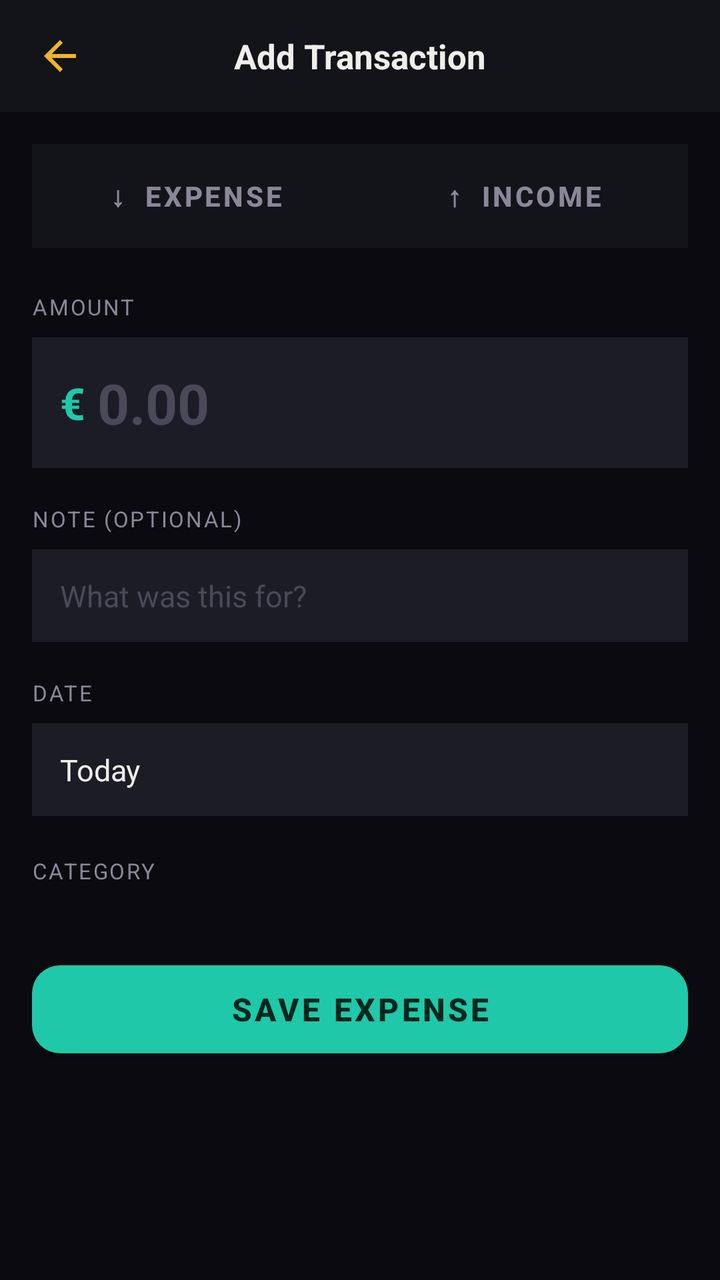
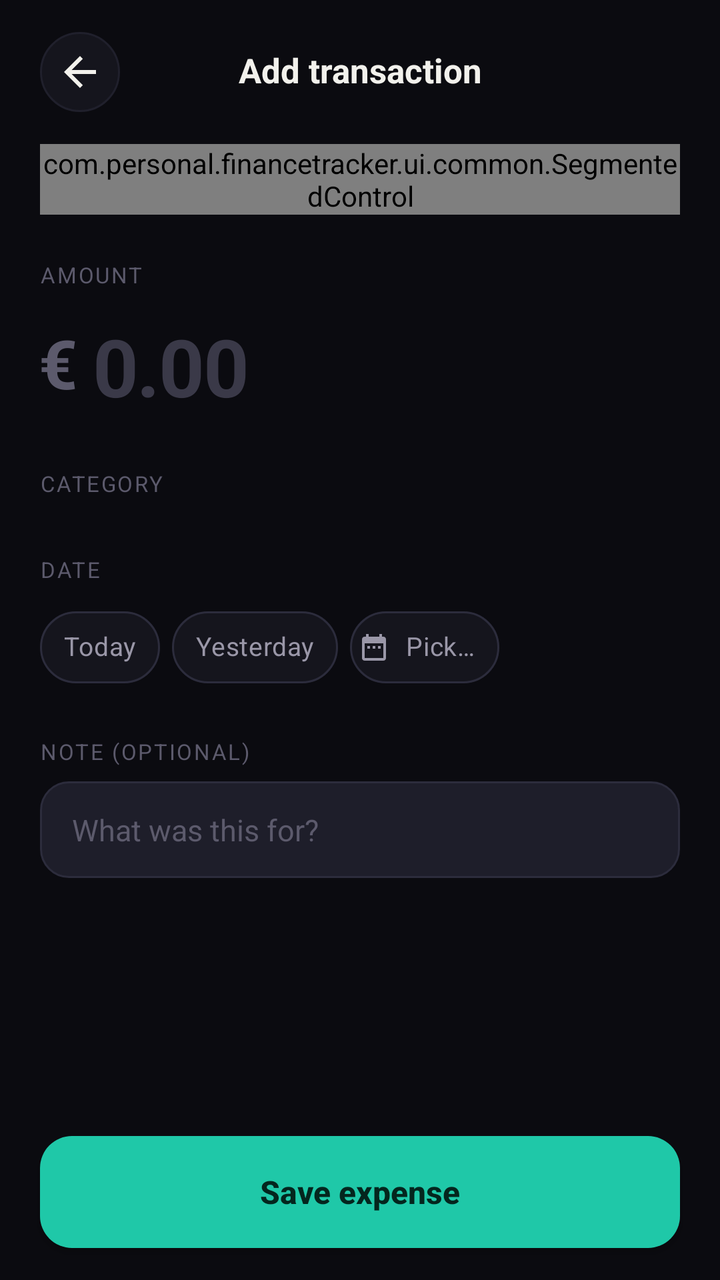

The first picture is an Android layout as it rendered before a commit; the second is the same layout after the commit. The layout source and the unified diff follow.
<!-- AndroidManifest.xml: application theme Theme.FinanceTracker -->
<!-- res/layout/fragment_add_transaction.xml -->
<?xml version="1.0" encoding="utf-8"?>
<LinearLayout xmlns:android="http://schemas.android.com/apk/res/android"
    xmlns:app="http://schemas.android.com/apk/res-auto"
    android:layout_width="match_parent"
    android:layout_height="match_parent"
    android:orientation="vertical"
    android:background="@color/bg">

    
    <LinearLayout android:layout_width="match_parent" android:layout_height="56dp"
        android:orientation="horizontal" android:gravity="center_vertical"
        android:paddingHorizontal="8dp"
        android:background="@color/bg_card">
        <ImageButton android:id="@+id/btn_back"
            android:layout_width="44dp" android:layout_height="44dp"
            android:src="@drawable/ic_back"
            android:background="?attr/selectableItemBackgroundBorderless"/>
        <TextView android:layout_width="0dp" android:layout_height="wrap_content"
            android:layout_weight="1" android:text="Add Transaction"
            android:textColor="@color/text_primary" android:textSize="17sp" android:textStyle="bold"
            android:gravity="center"/>
        <View android:layout_width="44dp" android:layout_height="44dp"/>
    </LinearLayout>

    <androidx.core.widget.NestedScrollView
        android:layout_width="match_parent"
        android:layout_height="0dp"
        android:layout_weight="1">

        <LinearLayout android:layout_width="match_parent" android:layout_height="wrap_content"
            android:orientation="vertical" android:padding="16dp">

            
            <LinearLayout android:layout_width="match_parent" android:layout_height="52dp"
                android:orientation="horizontal"
                android:background="@color/bg_card"
                android:layout_marginBottom="22dp">
                <Button android:id="@+id/toggle_expense"
                    android:layout_width="0dp" android:layout_height="match_parent"
                    android:layout_weight="1" android:text="↓  Expense"
                    android:textSize="14sp" android:textStyle="bold"
                    style="@style/Widget.MaterialComponents.Button.TextButton"
                    android:textColor="@color/text_secondary"/>
                <Button android:id="@+id/toggle_income"
                    android:layout_width="0dp" android:layout_height="match_parent"
                    android:layout_weight="1" android:text="↑  Income"
                    android:textSize="14sp" android:textStyle="bold"
                    style="@style/Widget.MaterialComponents.Button.TextButton"
                    android:textColor="@color/text_secondary"/>
            </LinearLayout>

            
            <TextView android:layout_width="wrap_content" android:layout_height="wrap_content"
                android:text="AMOUNT" android:textColor="@color/text_secondary"
                android:textSize="11sp" android:letterSpacing="0.08" android:layout_marginBottom="8dp"/>
            <LinearLayout android:layout_width="match_parent" android:layout_height="wrap_content"
                android:orientation="horizontal" android:gravity="center_vertical"
                android:background="@color/bg_elevated"
                android:paddingHorizontal="14dp" android:layout_marginBottom="18dp">
                <TextView android:layout_width="wrap_content" android:layout_height="wrap_content"
                    android:text="€" android:textColor="@color/accent"
                    android:textSize="22sp" android:textStyle="bold" android:layout_marginEnd="6dp"/>
                <EditText android:id="@+id/et_amount"
                    android:layout_width="0dp" android:layout_height="wrap_content"
                    android:layout_weight="1"
                    android:inputType="numberDecimal"
                    android:hint="0.00" android:textColorHint="@color/text_muted"
                    android:textColor="@color/text_primary" android:textSize="28sp" android:textStyle="bold"
                    android:background="@null" android:paddingVertical="14dp"/>
            </LinearLayout>

            
            <TextView android:layout_width="wrap_content" android:layout_height="wrap_content"
                android:text="NOTE (OPTIONAL)" android:textColor="@color/text_secondary"
                android:textSize="11sp" android:letterSpacing="0.08" android:layout_marginBottom="8dp"/>
            <EditText android:id="@+id/et_note"
                android:layout_width="match_parent" android:layout_height="wrap_content"
                android:hint="What was this for?" android:textColorHint="@color/text_muted"
                android:textColor="@color/text_primary" android:textSize="15sp"
                android:background="@color/bg_elevated"
                android:paddingHorizontal="14dp" android:paddingVertical="13dp"
                android:layout_marginBottom="18dp" android:maxLines="1"/>

            
            <TextView android:layout_width="wrap_content" android:layout_height="wrap_content"
                android:text="DATE" android:textColor="@color/text_secondary"
                android:textSize="11sp" android:letterSpacing="0.08" android:layout_marginBottom="8dp"/>
            <TextView android:id="@+id/tv_date"
                android:layout_width="match_parent" android:layout_height="wrap_content"
                android:text="Today" android:textColor="@color/text_primary" android:textSize="15sp"
                android:background="@color/bg_elevated"
                android:paddingHorizontal="14dp" android:paddingVertical="13dp"
                android:layout_marginBottom="20dp"/>

            
            <TextView android:layout_width="wrap_content" android:layout_height="wrap_content"
                android:text="CATEGORY" android:textColor="@color/text_secondary"
                android:textSize="11sp" android:letterSpacing="0.08" android:layout_marginBottom="10dp"/>
            <com.google.android.material.chip.ChipGroup
                android:id="@+id/chip_group_category"
                android:layout_width="match_parent" android:layout_height="wrap_content"
                android:layout_marginBottom="24dp"/>

            
            <Button android:id="@+id/btn_save"
                android:layout_width="match_parent" android:layout_height="56dp"
                android:text="Save Expense" android:textSize="16sp" android:textStyle="bold"
                android:textColor="@color/on_accent"
                style="@style/Widget.MaterialComponents.Button"
                app:cornerRadius="14dp"/>

        </LinearLayout>
    </androidx.core.widget.NestedScrollView>
</LinearLayout>
<!-- resources referenced by this layout -->
<resources>
  <color name="bg">#0A0A0F</color>
  <color name="bg_card">#13131A</color>
  <color name="bg_elevated">#1C1C26</color>
  <color name="text_muted">#4A4859</color>
  <color name="text_primary">#F0EEE9</color>
  <color name="text_secondary">#8A8799</color>
  <!-- drawable ic_back (drawable) -->
  <?xml version="1.0" encoding="utf-8"?>
  <vector xmlns:android="http://schemas.android.com/apk/res/android"
      android:width="24dp" android:height="24dp"
      android:viewportWidth="24" android:viewportHeight="24">
      <path android:fillColor="#F0B429" android:pathData="M20,11H7.83l5.59,-5.59L12,4l-8,8 8,8 1.41,-1.41L7.83,13H20v-2z"/>
  </vector>
  <style name="Theme.FinanceTracker" parent="Theme.MaterialComponents.DayNight.NoActionBar">
          <item name="colorPrimary">@color/accent</item>
          <item name="colorPrimaryVariant">@color/accent_dark</item>
          <item name="colorOnPrimary">@color/on_accent</item>
          <item name="colorSecondary">@color/income</item>
          <item name="colorOnSecondary">@color/black</item>
          <item name="colorSurface">@color/bg_card</item>
          <item name="colorOnSurface">@color/text_primary</item>
          <item name="android:colorBackground">@color/bg</item>
          <item name="android:windowBackground">@color/bg</item>
          <item name="android:statusBarColor">@color/bg</item>
          <item name="android:navigationBarColor">@color/bg_card</item>
          <item name="android:textColorPrimary">@color/text_primary</item>
          <item name="android:textColorSecondary">@color/text_secondary</item>
  
          
          <item name="alertDialogTheme">@style/FinanceDialog</item>
          <item name="android:alertDialogTheme">@style/FinanceDialog</item>
          <item name="android:datePickerDialogTheme">@style/FinanceDatePicker</item>
      </style>
  <!-- drawable dialog_bg (drawable) -->
  <?xml version="1.0" encoding="utf-8"?>
  <shape xmlns:android="http://schemas.android.com/apk/res/android" android:shape="rectangle">
      <corners android:radius="18dp"/>
      <solid android:color="@color/bg_card"/>
      <stroke android:width="1dp" android:color="@color/border_light"/>
  </shape>
  <color name="border_light">#2A2A3A</color>
  <!-- unchanged entries left out for length: 8 -->
</resources>

<!-- the commit's change to res/layout/fragment_add_transaction.xml (unified diff, before → after) -->
@@ -7,108 +7,67 @@
     android:background="@color/bg">
 
     
-    <LinearLayout android:layout_width="match_parent" android:layout_height="56dp"
+    <LinearLayout android:layout_width="match_parent" android:layout_height="wrap_content"
         android:orientation="horizontal" android:gravity="center_vertical"
-        android:paddingHorizontal="8dp"
-        android:background="@color/bg_card">
-        <ImageButton android:id="@+id/btn_back"
-            android:layout_width="44dp" android:layout_height="44dp"
-            android:src="@drawable/ic_back"
-            android:background="?attr/selectableItemBackgroundBorderless"/>
-        <TextView android:layout_width="0dp" android:layout_height="wrap_content"
-            android:layout_weight="1" android:text="Add Transaction"
-            android:textColor="@color/text_primary" android:textSize="17sp" android:textStyle="bold"
-            android:gravity="center"/>
-        <View android:layout_width="44dp" android:layout_height="44dp"/>
+        android:paddingHorizontal="@dimen/screen_padding" android:paddingTop="16dp" android:paddingBottom="8dp">
+        <ImageButton android:id="@+id/btn_back" style="@style/IconButton" android:src="@drawable/ic_back" android:contentDescription="Back"/>
+        <TextView android:id="@+id/tv_title" style="@style/Text.Section" android:layout_width="0dp" android:layout_height="wrap_content"
+            android:layout_weight="1" android:gravity="center" android:textSize="17sp" android:text="@string/add_transaction"/>
+        <ImageButton android:id="@+id/btn_delete" style="@style/IconButton" android:src="@drawable/ic_delete"
+            app:tint="@color/expense" android:contentDescription="@string/delete" android:visibility="invisible"/>
     </LinearLayout>
 
-    <androidx.core.widget.NestedScrollView
-        android:layout_width="match_parent"
-        android:layout_height="0dp"
-        android:layout_weight="1">
+    <androidx.core.widget.NestedScrollView android:layout_width="match_parent" android:layout_height="0dp" android:layout_weight="1">
+        <LinearLayout android:layout_width="match_parent" android:layout_height="wrap_content"
+            android:orientation="vertical" android:paddingHorizontal="@dimen/screen_padding" android:paddingBottom="24dp">
 
-        <LinearLayout android:layout_width="match_parent" android:layout_height="wrap_content"
-            android:orientation="vertical" android:padding="16dp">
+            <com.personal.financetracker.ui.common.SegmentedControl android:id="@+id/seg_type"
+                android:layout_width="match_parent" android:layout_height="wrap_content"
+                app:segments="Expense|Income" android:layout_marginTop="8dp" android:layout_marginBottom="24dp"/>
 
             
-            <LinearLayout android:layout_width="match_parent" android:layout_height="52dp"
-                android:orientation="horizontal"
-                android:background="@color/bg_card"
-                android:layout_marginBottom="22dp">
-                <Button android:id="@+id/toggle_expense"
-                    android:layout_width="0dp" android:layout_height="match_parent"
-                    android:layout_weight="1" android:text="↓  Expense"
-                    android:textSize="14sp" android:textStyle="bold"
-                    style="@style/Widget.MaterialComponents.Button.TextButton"
-                    android:textColor="@color/text_secondary"/>
-                <Button android:id="@+id/toggle_income"
-                    android:layout_width="0dp" android:layout_height="match_parent"
-                    android:layout_weight="1" android:text="↑  Income"
-                    android:textSize="14sp" android:textStyle="bold"
-                    style="@style/Widget.MaterialComponents.Button.TextButton"
-                    android:textColor="@color/text_secondary"/>
+            <TextView style="@style/Text.Overline" android:layout_width="wrap_content" android:layout_height="wrap_content" android:text="@string/amount"/>
+            <LinearLayout android:layout_width="match_parent" android:layout_height="wrap_content"
+                android:orientation="horizontal" android:gravity="center_vertical" android:layout_marginTop="8dp" android:layout_marginBottom="22dp">
+                <TextView android:id="@+id/tv_currency" style="@style/Text.Hero" android:layout_width="wrap_content" android:layout_height="wrap_content"
+                    android:text="€" android:textColor="@color/text_muted" android:textSize="34sp" android:layout_marginEnd="8dp"/>
+                <EditText android:id="@+id/et_amount" android:layout_width="0dp" android:layout_height="wrap_content" android:layout_weight="1"
+                    android:inputType="numberDecimal" android:hint="0.00" android:textColorHint="@color/text_faint"
+                    android:textColor="@color/text_primary" android:textSize="40sp" android:textStyle="bold"
+                    android:background="@null" android:paddingVertical="4dp" android:letterSpacing="-0.02" android:maxLines="1"/>
             </LinearLayout>
 
             
-            <TextView android:layout_width="wrap_content" android:layout_height="wrap_content"
-                android:text="AMOUNT" android:textColor="@color/text_secondary"
-                android:textSize="11sp" android:letterSpacing="0.08" android:layout_marginBottom="8dp"/>
-            <LinearLayout android:layout_width="match_parent" android:layout_height="wrap_content"
-                android:orientation="horizontal" android:gravity="center_vertical"
-                android:background="@color/bg_elevated"
-                android:paddingHorizontal="14dp" android:layout_marginBottom="18dp">
-                <TextView android:layout_width="wrap_content" android:layout_height="wrap_content"
-                    android:text="€" android:textColor="@color/accent"
-                    android:textSize="22sp" android:textStyle="bold" android:layout_marginEnd="6dp"/>
-                <EditText android:id="@+id/et_amount"
-                    android:layout_width="0dp" android:layout_height="wrap_content"
-                    android:layout_weight="1"
-                    android:inputType="numberDecimal"
-                    android:hint="0.00" android:textColorHint="@color/text_muted"
-                    android:textColor="@color/text_primary" android:textSize="28sp" android:textStyle="bold"
-                    android:background="@null" android:paddingVertical="14dp"/>
-            </LinearLayout>
+            <TextView style="@style/Text.Overline" android:layout_width="wrap_content" android:layout_height="wrap_content" android:text="@string/category"/>
+            <com.google.android.material.chip.ChipGroup android:id="@+id/chip_group_category"
+                android:layout_width="match_parent" android:layout_height="wrap_content"
+                android:layout_marginTop="8dp" android:layout_marginBottom="22dp"
+                app:singleSelection="true" app:chipSpacingHorizontal="6dp" app:chipSpacingVertical="4dp"/>
 
             
-            <TextView android:layout_width="wrap_content" android:layout_height="wrap_content"
-                android:text="NOTE (OPTIONAL)" android:textColor="@color/text_secondary"
-                android:textSize="11sp" android:letterSpacing="0.08" android:layout_marginBottom="8dp"/>
-            <EditText android:id="@+id/et_note"
+            <TextView style="@style/Text.Overline" android:layout_width="wrap_content" android:layout_height="wrap_content" android:text="@string/date"/>
+            <com.google.android.material.chip.ChipGroup android:id="@+id/chip_group_date"
                 android:layout_width="match_parent" android:layout_height="wrap_content"
-                android:hint="What was this for?" android:textColorHint="@color/text_muted"
-                android:textColor="@color/text_primary" android:textSize="15sp"
-                android:background="@color/bg_elevated"
-                android:paddingHorizontal="14dp" android:paddingVertical="13dp"
-                android:layout_marginBottom="18dp" android:maxLines="1"/>
+                android:layout_marginTop="8dp" android:layout_marginBottom="22dp"
+                app:singleSelection="true" app:selectionRequired="true" app:chipSpacingHorizontal="6dp">
+                <com.google.android.material.chip.Chip android:id="@+id/chip_today" style="@style/FilterChip"
+                    android:layout_width="wrap_content" android:layout_height="wrap_content" android:text="@string/today"/>
+                <com.google.android.material.chip.Chip android:id="@+id/chip_yesterday" style="@style/FilterChip"
+                    android:layout_width="wrap_content" android:layout_height="wrap_content" android:text="@string/yesterday"/>
+                <com.google.android.material.chip.Chip android:id="@+id/chip_pick" style="@style/FilterChip"
+                    android:layout_width="wrap_content" android:layout_height="wrap_content" android:text="@string/pick_date"
+                    app:chipIcon="@drawable/ic_calendar" app:chipIconVisible="true" app:chipIconTint="@color/chip_text_selector" app:chipIconSize="16dp"/>
+            </com.google.android.material.chip.ChipGroup>
 
             
-            <TextView android:layout_width="wrap_content" android:layout_height="wrap_content"
-                android:text="DATE" android:textColor="@color/text_secondary"
-                android:textSize="11sp" android:letterSpacing="0.08" android:layout_marginBottom="8dp"/>
-            <TextView android:id="@+id/tv_date"
-                android:layout_width="match_parent" android:layout_height="wrap_content"
-                android:text="Today" android:textColor="@color/text_primary" android:textSize="15sp"
-                android:background="@color/bg_elevated"
-                android:paddingHorizontal="14dp" android:paddingVertical="13dp"
-                android:layout_marginBottom="20dp"/>
-
-            
-            <TextView android:layout_width="wrap_content" android:layout_height="wrap_content"
-                android:text="CATEGORY" android:textColor="@color/text_secondary"
-                android:textSize="11sp" android:letterSpacing="0.08" android:layout_marginBottom="10dp"/>
-            <com.google.android.material.chip.ChipGroup
-                android:id="@+id/chip_group_category"
-                android:layout_width="match_parent" android:layout_height="wrap_content"
-                android:layout_marginBottom="24dp"/>
-
-            
-            <Button android:id="@+id/btn_save"
-                android:layout_width="match_parent" android:layout_height="56dp"
-                android:text="Save Expense" android:textSize="16sp" android:textStyle="bold"
-                android:textColor="@color/on_accent"
-                style="@style/Widget.MaterialComponents.Button"
-                app:cornerRadius="14dp"/>
-
+            <TextView style="@style/Text.Overline" android:layout_width="wrap_content" android:layout_height="wrap_content" android:text="@string/note_optional"/>
+            <EditText android:id="@+id/et_note" style="@style/Input" android:layout_width="match_parent" android:layout_height="wrap_content"
+                android:hint="@string/note_hint" android:layout_marginTop="8dp" android:imeOptions="actionDone"/>
         </LinearLayout>
     </androidx.core.widget.NestedScrollView>
+
+    <com.google.android.material.button.MaterialButton android:id="@+id/btn_save" style="@style/PrimaryButton"
+        android:layout_width="match_parent" android:layout_height="56dp"
+        android:layout_marginHorizontal="@dimen/screen_padding" android:layout_marginBottom="16dp" android:layout_marginTop="4dp"
+        android:text="@string/save_expense"/>
 </LinearLayout>
<!-- resource entries referenced after the edit -->
@@ -1,18 +1,114 @@
 <!-- resources referenced by this layout -->
 <resources>
-  <color name="bg">#0A0A0F</color>
-  <color name="bg_card">#13131A</color>
-  <color name="bg_elevated">#1C1C26</color>
-  <color name="text_muted">#4A4859</color>
-  <color name="text_primary">#F0EEE9</color>
-  <color name="text_secondary">#8A8799</color>
+  <color name="bg">#0B0B10</color>
+  <color name="expense">#FF5C7A</color>
+  <color name="text_faint">#3A3948</color>
+  <color name="bg_card">#15151D</color>
+  <color name="bg_elevated">#1E1E2A</color>
+  <color name="text_muted">#5C5A6C</color>
+  <color name="text_primary">#F2F1EC</color>
+  <dimen name="screen_padding">20dp</dimen>
+  <color name="text_secondary">#9A97A8</color>
+  <style name="FinanceBottomSheet" parent="Theme.MaterialComponents.DayNight.BottomSheetDialog">
+          <item name="bottomSheetStyle">@style/FinanceBottomSheetStyle</item>
+          <item name="android:navigationBarColor">@color/bg_card</item>
+      </style>
+  <style name="FinanceSnackbar" parent="Widget.MaterialComponents.Snackbar">
+          <item name="backgroundTint">@color/bg_elevated</item>
+      </style>
+  <style name="FinanceSnackbarText" parent="Widget.MaterialComponents.Snackbar.TextView">
+          <item name="android:textColor">@color/text_primary</item>
+      </style>
+  <style name="FinanceSnackbarButton" parent="Widget.MaterialComponents.Button.TextButton.Snackbar">
+          <item name="android:textColor">@color/accent</item>
+      </style>
+  <color name="bg_hover">#26263A</color>
+  <color name="border">#20202C</color>
   <!-- drawable ic_back (drawable) -->
   <?xml version="1.0" encoding="utf-8"?>
   <vector xmlns:android="http://schemas.android.com/apk/res/android"
       android:width="24dp" android:height="24dp"
       android:viewportWidth="24" android:viewportHeight="24">
-      <path android:fillColor="#F0B429" android:pathData="M20,11H7.83l5.59,-5.59L12,4l-8,8 8,8 1.41,-1.41L7.83,13H20v-2z"/>
+      <path android:fillColor="#FFFFFFFF" android:pathData="M20,11H7.83l5.59,-5.59L12,4l-8,8 8,8 1.41,-1.41L7.83,13H20v-2z"/>
   </vector>
+  <!-- drawable ic_calendar (drawable) -->
+  <?xml version="1.0" encoding="utf-8"?>
+  <vector xmlns:android="http://schemas.android.com/apk/res/android"
+      android:width="24dp" android:height="24dp"
+      android:viewportWidth="24" android:viewportHeight="24">
+      <path android:fillColor="#FFFFFFFF" android:pathData="M9,11L7,11v2h2v-2zM13,11h-2v2h2v-2zM17,11h-2v2h2v-2zM19,4h-1L18,2h-2v2L8,4L8,2L6,2v2L5,4c-1.11,0 -1.99,0.9 -1.99,2L3,20c0,1.1 0.89,2 2,2h14c1.1,0 2,-0.9 2,-2L21,6c0,-1.1 -0.9,-2 -2,-2zM19,20L5,20L5,9h14v11z"/>
+  </vector>
+  <!-- drawable ic_delete (drawable) -->
+  <?xml version="1.0" encoding="utf-8"?>
+  <vector xmlns:android="http://schemas.android.com/apk/res/android"
+      android:width="24dp" android:height="24dp"
+      android:viewportWidth="24" android:viewportHeight="24">
+      <path android:fillColor="#FFFFFFFF" android:pathData="M6,19c0,1.1 0.9,2 2,2h8c1.1,0 2,-0.9 2,-2V7H6v12zM19,4h-3.5l-1,-1h-5l-1,1H5v2h14V4z"/>
+  </vector>
+  <string name="add_transaction">Add transaction</string>
+  <string name="amount">Amount</string>
+  <string name="category">Category</string>
+  <string name="date">Date</string>
+  <string name="delete">Delete</string>
+  <string name="note_hint">What was this for?</string>
+  <string name="note_optional">Note (optional)</string>
+  <string name="pick_date">Pick…</string>
+  <string name="save_expense">Save expense</string>
+  <string name="today">Today</string>
+  <string name="yesterday">Yesterday</string>
+  <style name="FilterChip" parent="Widget.MaterialComponents.Chip.Filter">
+          <item name="chipBackgroundColor">@color/chip_bg_selector</item>
+          <item name="chipStrokeColor">@color/chip_stroke_selector</item>
+          <item name="chipStrokeWidth">1dp</item>
+          <item name="android:textColor">@color/chip_text_selector</item>
+          <item name="checkedIconVisible">false</item>
+          <item name="chipMinHeight">36dp</item>
+          <item name="chipCornerRadius">18dp</item>
+          <item name="android:textSize">13sp</item>
+      </style>
+  <style name="IconButton">
+          <item name="android:layout_width">40dp</item>
+          <item name="android:layout_height">40dp</item>
+          <item name="android:background">@drawable/icon_button_bg</item>
+          <item name="android:scaleType">center</item>
+          <item name="tint">@color/text_primary</item>
+      </style>
+  <style name="Input" parent="Widget.AppCompat.EditText">
+          <item name="android:background">@drawable/input_bg</item>
+          <item name="android:paddingHorizontal">16dp</item>
+          <item name="android:paddingVertical">14dp</item>
+          <item name="android:textColor">@color/text_primary</item>
+          <item name="android:textColorHint">@color/text_muted</item>
+          <item name="android:textSize">15sp</item>
+          <item name="android:maxLines">1</item>
+          <item name="android:inputType">text</item>
+      </style>
+  <style name="PrimaryButton" parent="Widget.MaterialComponents.Button">
+          <item name="android:textSize">16sp</item>
+          <item name="android:textStyle">bold</item>
+          <item name="android:textColor">@color/on_accent</item>
+          <item name="backgroundTint">@color/accent</item>
+          <item name="cornerRadius">16dp</item>
+          <item name="android:letterSpacing">0</item>
+          <item name="android:textAllCaps">false</item>
+          <item name="android:insetTop">0dp</item>
+          <item name="android:insetBottom">0dp</item>
+      </style>
+  <style name="Text.Hero">
+          <item name="android:textSize">36sp</item>
+          <item name="android:textStyle">bold</item>
+          <item name="android:letterSpacing">-0.03</item>
+      </style>
+  <style name="Text.Overline">
+          <item name="android:textSize">11sp</item>
+          <item name="android:textColor">@color/text_muted</item>
+          <item name="android:letterSpacing">0.08</item>
+          <item name="android:textAllCaps">true</item>
+      </style>
+  <style name="Text.Section">
+          <item name="android:textSize">15sp</item>
+          <item name="android:textStyle">bold</item>
+      </style>
   <style name="Theme.FinanceTracker" parent="Theme.MaterialComponents.DayNight.NoActionBar">
           <item name="colorPrimary">@color/accent</item>
           <item name="colorPrimaryVariant">@color/accent_dark</item>
@@ -21,26 +117,57 @@
           <item name="colorOnSecondary">@color/black</item>
           <item name="colorSurface">@color/bg_card</item>
           <item name="colorOnSurface">@color/text_primary</item>
+          <item name="colorError">@color/expense</item>
           <item name="android:colorBackground">@color/bg</item>
           <item name="android:windowBackground">@color/bg</item>
           <item name="android:statusBarColor">@color/bg</item>
           <item name="android:navigationBarColor">@color/bg_card</item>
           <item name="android:textColorPrimary">@color/text_primary</item>
           <item name="android:textColorSecondary">@color/text_secondary</item>
+          <item name="android:windowLightStatusBar">false</item>
   
-          
           <item name="alertDialogTheme">@style/FinanceDialog</item>
           <item name="android:alertDialogTheme">@style/FinanceDialog</item>
           <item name="android:datePickerDialogTheme">@style/FinanceDatePicker</item>
+          <item name="bottomSheetDialogTheme">@style/FinanceBottomSheet</item>
+          <item name="snackbarStyle">@style/FinanceSnackbar</item>
+          <item name="snackbarTextViewStyle">@style/FinanceSnackbarText</item>
+          <item name="snackbarButtonStyle">@style/FinanceSnackbarButton</item>
       </style>
+  <!-- drawable icon_button_bg (drawable) -->
+  <?xml version="1.0" encoding="utf-8"?>
+  <ripple xmlns:android="http://schemas.android.com/apk/res/android" android:color="@color/bg_hover">
+      <item>
+          <shape android:shape="oval">
+              <solid android:color="@color/bg_card"/>
+              <stroke android:width="1dp" android:color="@color/border"/>
+          </shape>
+      </item>
+  </ripple>
+  <!-- drawable input_bg (drawable) -->
+  <?xml version="1.0" encoding="utf-8"?>
+  <shape xmlns:android="http://schemas.android.com/apk/res/android" android:shape="rectangle">
+      <corners android:radius="14dp"/>
+      <solid android:color="@color/bg_elevated"/>
+      <stroke android:width="1dp" android:color="@color/border_light"/>
+  </shape>
   <!-- drawable dialog_bg (drawable) -->
   <?xml version="1.0" encoding="utf-8"?>
   <shape xmlns:android="http://schemas.android.com/apk/res/android" android:shape="rectangle">
-      <corners android:radius="18dp"/>
+      <corners android:radius="22dp"/>
       <solid android:color="@color/bg_card"/>
       <stroke android:width="1dp" android:color="@color/border_light"/>
   </shape>
-  <color name="border_light">#2A2A3A</color>
+  <style name="FinanceBottomSheetStyle" parent="Widget.MaterialComponents.BottomSheet.Modal">
+          <item name="backgroundTint">@color/bg_card</item>
+          <item name="shapeAppearanceOverlay">@style/FinanceBottomSheetShape</item>
+      </style>
+  <style name="FinanceBottomSheetShape" parent="">
+          <item name="cornerFamily">rounded</item>
+          <item name="cornerSizeTopLeft">24dp</item>
+          <item name="cornerSizeTopRight">24dp</item>
+      </style>
+  <color name="border_light">#2C2C3C</color>
   <!-- unchanged entries left out for length: 8 -->
 </resources>
 
